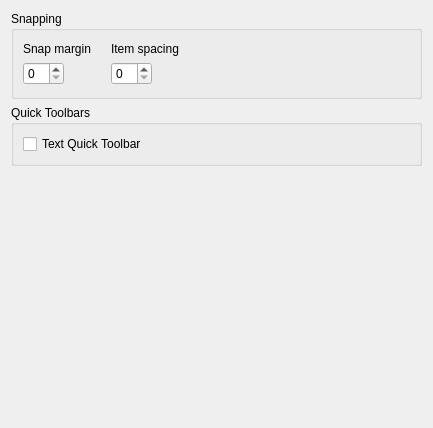
Above: src/plugins/qmldesigner/settingspage.ui from qt-creator/qt-creator before the change. Below: the same form after it.
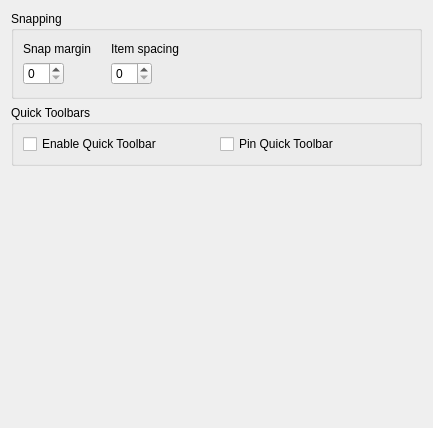
That is the form after the change.

Patch:
```diff
--- a/src/plugins/qmldesigner/settingspage.ui
+++ b/src/plugins/qmldesigner/settingspage.ui
@@ -107,7 +107,17 @@
       <item>
        <widget class="QCheckBox" name="textEditHelperCheckBox">
         <property name="text">
-         <string>Text Quick Toolbar</string>
+         <string>Enable Quick Toolbar</string>
+        </property>
+       </widget>
+      </item>
+      <item>
+       <widget class="QCheckBox" name="textEditHelperCheckBoxPin">
+        <property name="toolTip">
+         <string>If enabled the toolbar will remain pinned to an absolute position.</string>
+        </property>
+        <property name="text">
+         <string>Pin Quick Toolbar</string>
         </property>
        </widget>
       </item>
```
